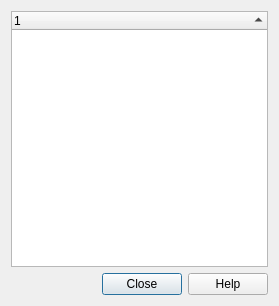
First picture: the form in qgis/src/ui/qgsidentifyresultsbase.ui, repository sourcepole/qgis, before the edit.
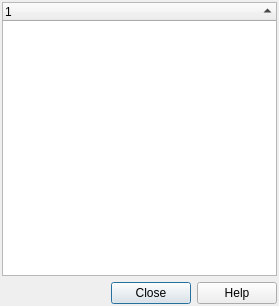
Second picture: the form after the edit.

Commit message: Use a little less white space around identify results dialog

The edit to the form file:
```diff
--- a/qgis/src/ui/qgsidentifyresultsbase.ui
+++ b/qgis/src/ui/qgsidentifyresultsbase.ui
@@ -14,6 +14,9 @@
    <string>Identify Results</string>
   </property>
   <layout class="QVBoxLayout">
+   <property name="margin">
+    <number>2</number>
+   </property>
    <item>
     <widget class="QTreeWidget" name="lstResults">
      <property name="lineWidth">
```
